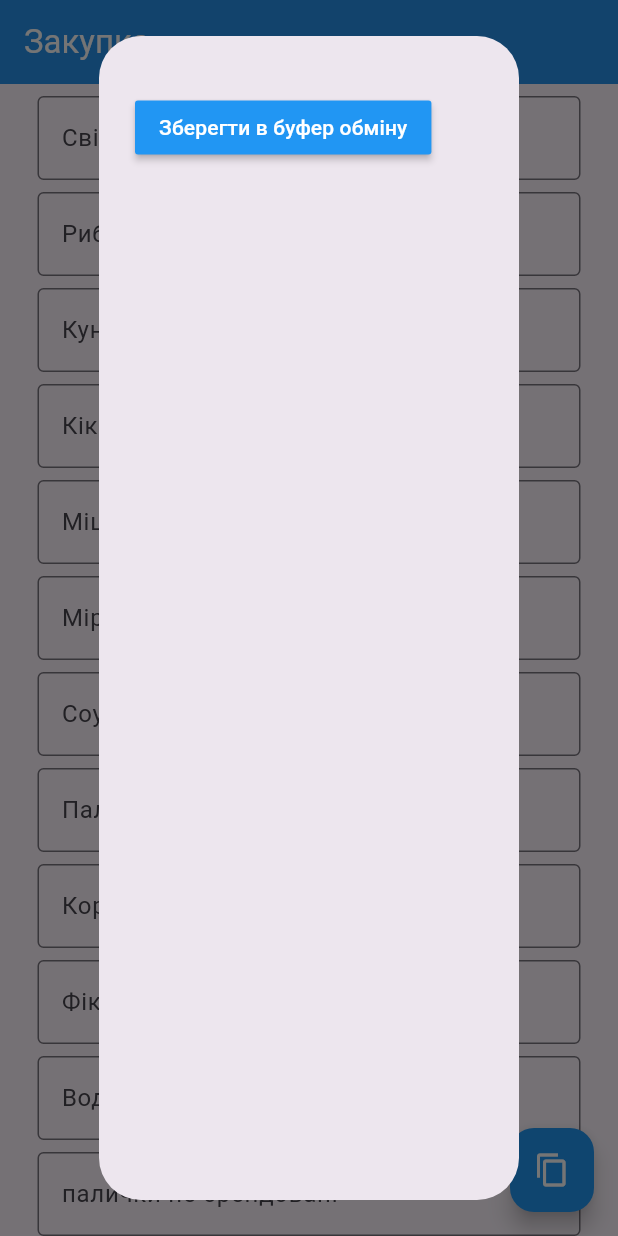
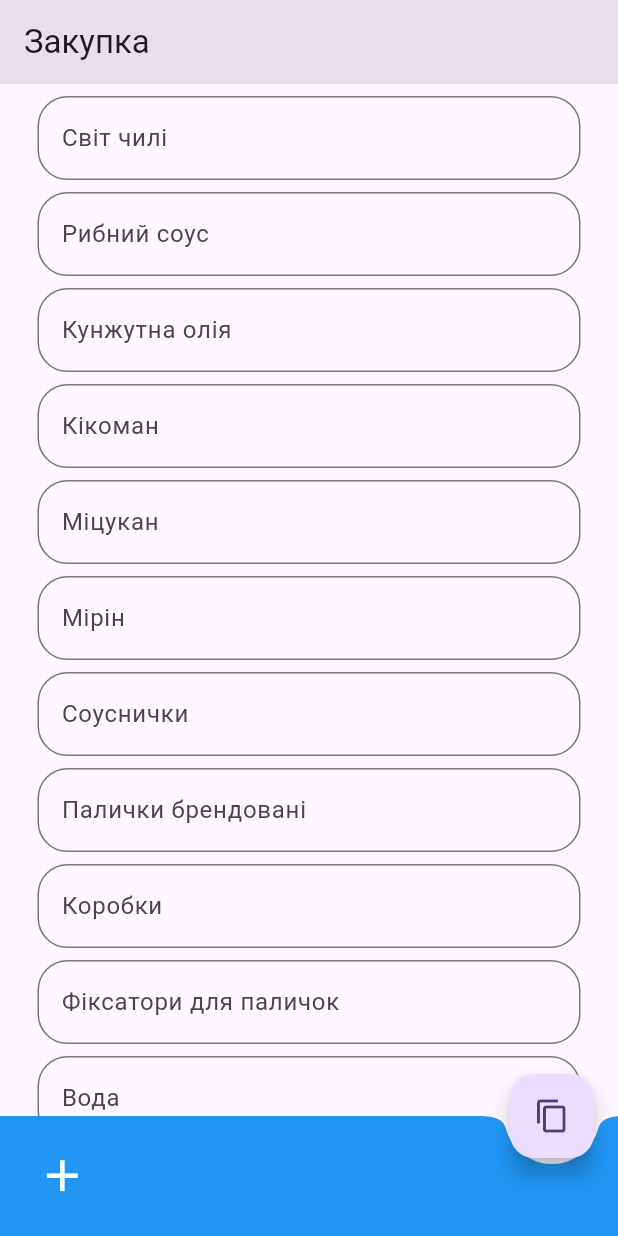
Before and after one commit to mr-diko/order-list, a Flutter app: the screen it shows after launch, scrolled down 2304 dp, after a tap on the "content copy" icon, on a phone screen of 412 x 824 dp. Run offline on Flutter 3.47's test engine with Material 3 defaults, Android fonts, the phone set to English and light mode, and no system bars; drawn by our look-alikes of flutter_slidable; our stand-ins replace hive_flutter; accounts and stored records are empty.

Commit message:
Feature: Implemented Adding New Item to the List

```diff
--- a/lib/pages/list_page.dart
+++ b/lib/pages/list_page.dart
@@ -3,6 +3,7 @@
 import 'package:hive_flutter/hive_flutter.dart';
 import 'package:purchase_order_app/util/products_tile.dart';
 import 'package:purchase_order_app/data/database.dart';
+import 'package:purchase_order_app/util/dialog_box.dart';
 
 class ListPage extends StatefulWidget {
   const ListPage({super.key});
@@ -16,6 +17,7 @@
   OrderListDB db = OrderListDB();
 
   final List<TextEditingController> _controllers = [];
+  final _addNewItemController = TextEditingController();
 
   void deleteProduct(int index) {
     setState(() {
@@ -25,6 +27,23 @@
   }
 
   void editProduct() {}
+
+  void saveNewItem() {}
+
+  void addNewItem() {
+    showDialog(
+      context: context,
+      builder: (context) {
+        return DialogBox(
+          controller: _addNewItemController,
+          onSave: saveNewItem,
+          onCancel: () {
+            Navigator.of(context).pop();
+          },
+        );
+      },
+    );
+  }
 
   @override
   void initState() {
@@ -81,21 +100,37 @@
   Widget build(BuildContext context) {
     return Scaffold(
       appBar: AppBar(
-          backgroundColor: Colors.blue,
         title: const Text(
           "Закупка",
-            style: TextStyle(color: Colors.white),
         ),
       ),
       floatingActionButton: FloatingActionButton(
-          backgroundColor: Colors.blue,
         onPressed: showFilledFilds,
         child: const Icon(
           Icons.copy,
+        ),
+      ),
+      floatingActionButtonLocation: FloatingActionButtonLocation.endDocked,
+      bottomNavigationBar: BottomAppBar(
+        color: Colors.blue,
+        shape: const CircularNotchedRectangle(),
+        child: IconTheme(
+          data: const IconThemeData(color: Colors.white, size: 35.0),
+          child: Row(
+            children: [
+              IconButton(
+                onPressed: addNewItem,
+                icon: const Icon(
+                  Icons.add,
                   color: Colors.white,
+                ),
+              )
+            ],
+          ),
         ),
       ),
       body: ListView.builder(
+        padding: const EdgeInsets.only(bottom: 88),
         itemCount: db.productsList.length,
         itemBuilder: (context, index) {
           _controllers.add(TextEditingController());
@@ -106,6 +141,7 @@
             editFunction: (context) => editProduct(),
           );
         },
-        ));
+      ),
+    );
   }
 }
--- a/lib/util/products_tile.dart
+++ b/lib/util/products_tile.dart
@@ -38,13 +38,11 @@
             ),
           ],
         ),
-        child: Container(
-          child: TextFormField(
-            controller: controller,
-            decoration: InputDecoration(
-              border: const OutlineInputBorder(),
-              labelText: productName,
-            ),
+        child: TextFormField(
+          controller: controller,
+          decoration: InputDecoration(
+            border: OutlineInputBorder(borderRadius: BorderRadius.circular(20)),
+            labelText: productName,
           ),
         ),
       ),
```
Also changed, not shown: lib/util/dialog_box.dart (added, +43 -0 lines), lib/util/my_button.dart (added, +19 -0 lines). Lines whose indentation alone changed are shown as unchanged.
